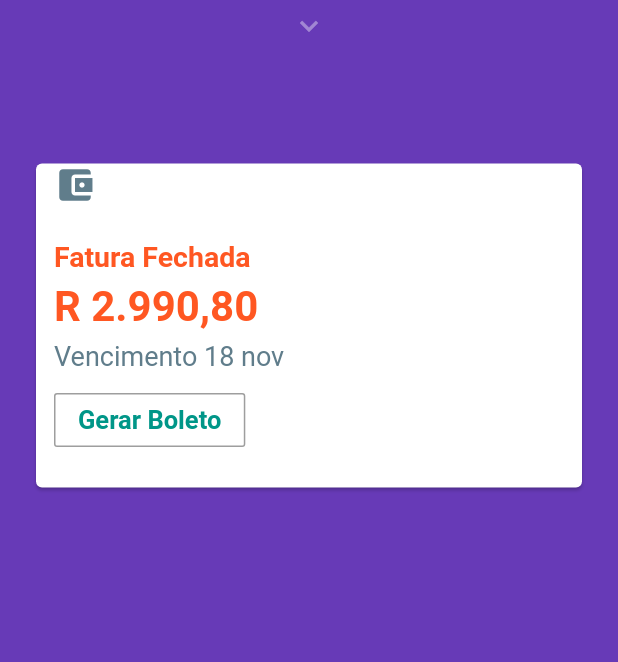
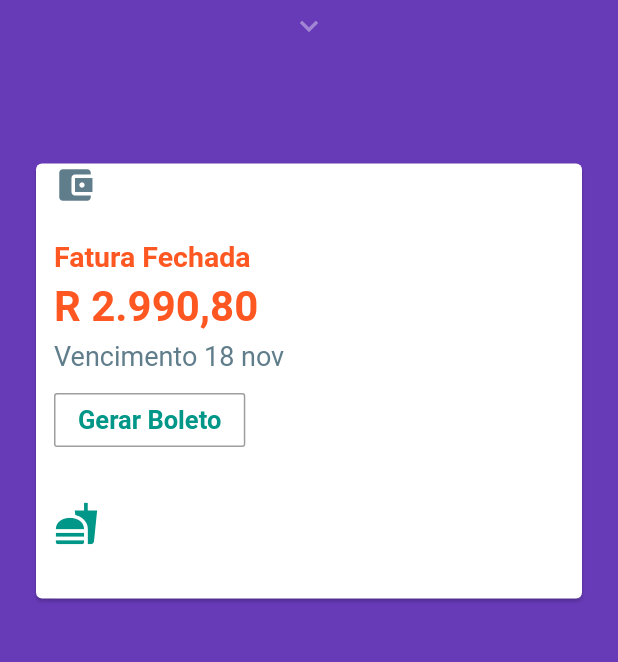
Before and after one commit to lourencofelipe/fltr-nubank, a Flutter app: the screen it shows after launch, on a phone screen of 412 x 824 dp, the part 180-842 px from its top. Run offline on Flutter 3.47's test engine with Material 2 defaults, Android fonts, the phone set to English and light mode, and no system bars.

Commit message:
Adding hamburguer icon

```diff
--- a/lib/pages/home-body-page.dart
+++ b/lib/pages/home-body-page.dart
@@ -141,7 +141,22 @@ class HomeBody extends StatelessWidget {
                             ],
                           ),
                           SizedBox(
-                            height: 21,
+                            height: 30,
+                          ),
+                          Row(
+                            children: <Widget>[
+                              Container(
+                                width: 351,
+                                height: 65,
+                                alignment: Alignment.topLeft,
+                                color: Colors.white12,
+                                child: Icon(
+                                  Icons.fastfood,
+                                  size: 30,
+                                  color: Colors.teal,
+                                ),
+                              ),
+                            ],
                           ),
                         ],
                       ),
```
